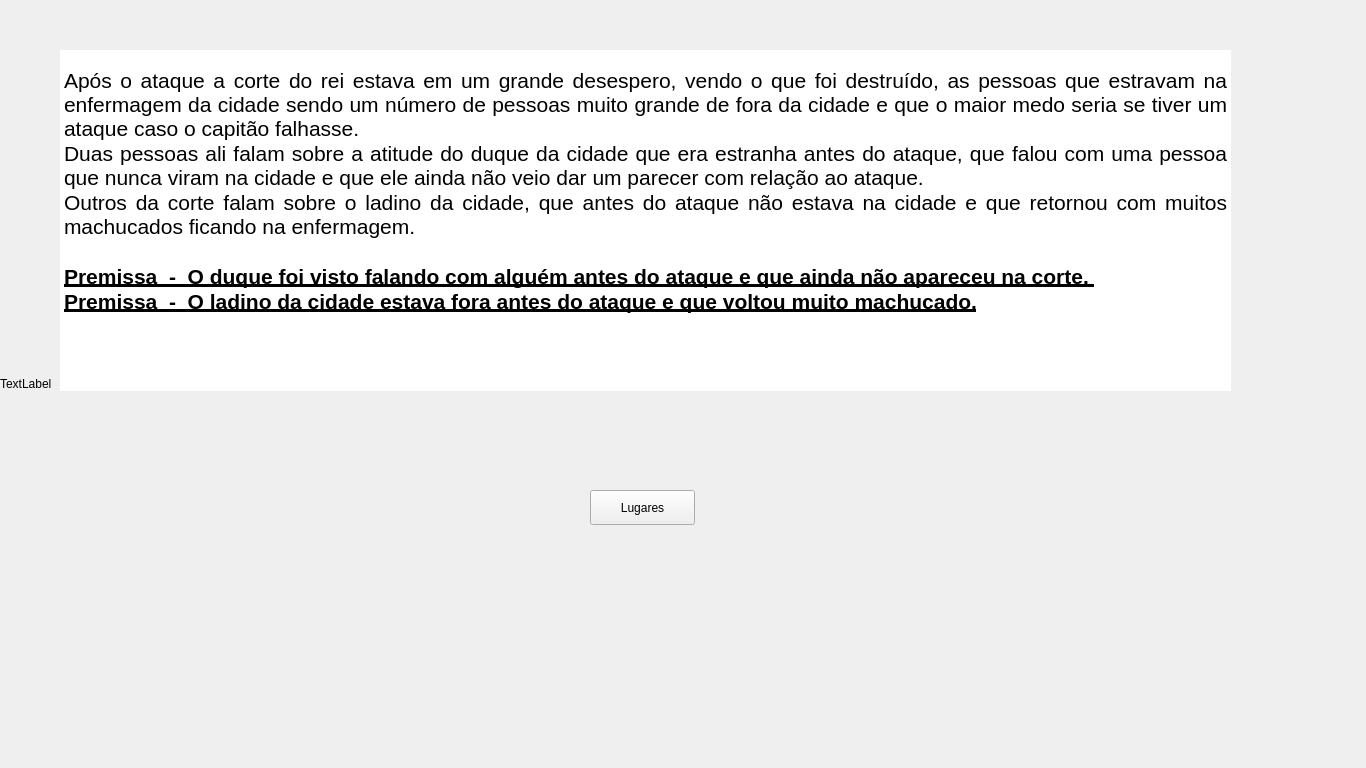
Old version of the form ui/seventhwindow.ui in the repository eriklemy/Detetive.
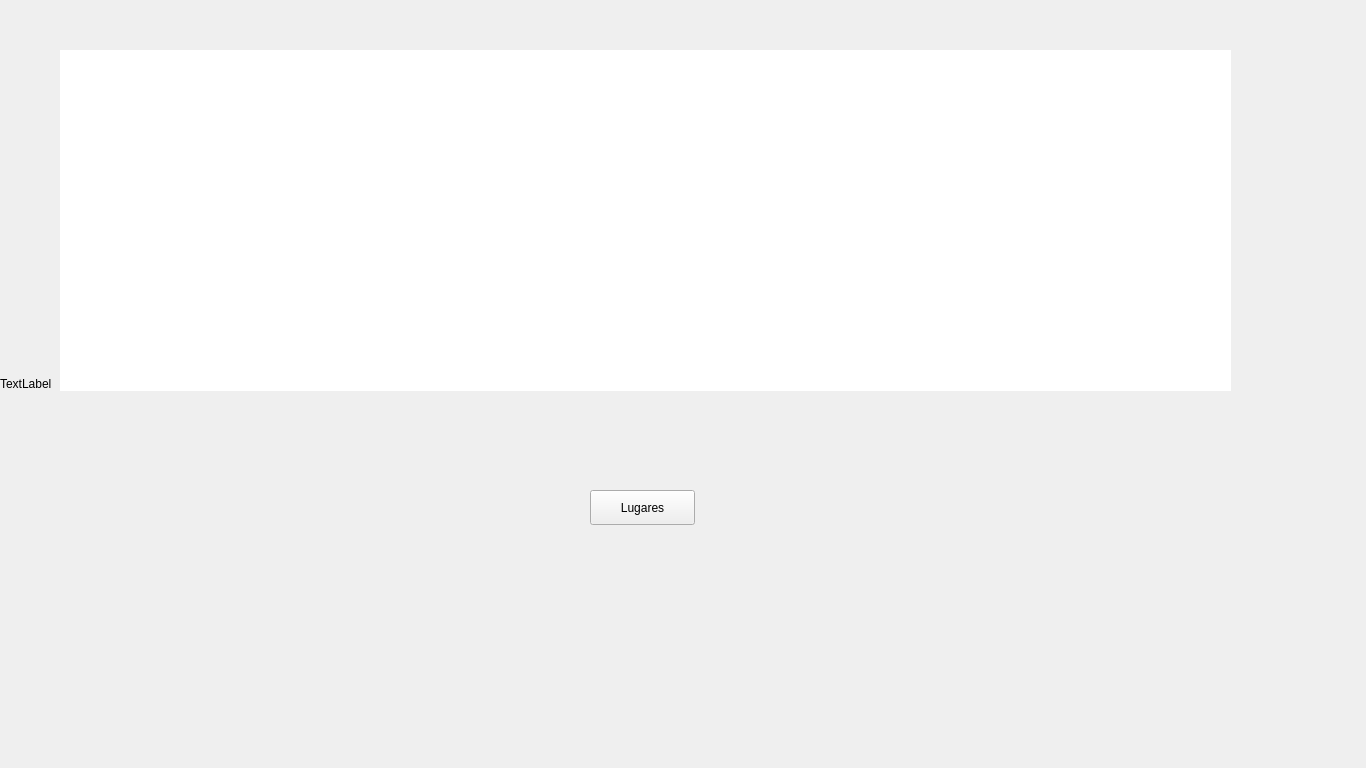
New version of the form.

Diff of the .ui file:
```diff
--- a/ui/seventhwindow.ui
+++ b/ui/seventhwindow.ui
@@ -63,13 +63,13 @@
 p, li { white-space: pre-wrap; }
 &lt;/style&gt;&lt;/head&gt;&lt;body style=&quot; font-family:'Segoe UI'; font-size:9pt; font-weight:400; font-style:normal;&quot;&gt;
 &lt;p align=&quot;justify&quot; style=&quot;-qt-paragraph-type:empty; margin-top:0px; margin-bottom:0px; margin-left:0px; margin-right:0px; -qt-block-indent:0; text-indent:0px;&quot;&gt;&lt;br /&gt;&lt;/p&gt;
-&lt;p align=&quot;justify&quot; style=&quot; margin-top:0px; margin-bottom:0px; margin-left:0px; margin-right:0px; -qt-block-indent:0; text-indent:0px;&quot;&gt;&lt;span style=&quot; font-size:16pt;&quot;&gt;Após o ataque a corte do rei estava em um grande desespero, vendo o que foi destruído, as pessoas que estravam na enfermagem da cidade sendo um número de pessoas muito grande de fora da cidade e que o maior medo seria se tiver um ataque caso o capitão falhasse.&lt;/span&gt;&lt;/p&gt;
-&lt;p align=&quot;justify&quot; style=&quot; margin-top:0px; margin-bottom:0px; margin-left:0px; margin-right:0px; -qt-block-indent:0; text-indent:0px;&quot;&gt;&lt;span style=&quot; font-size:16pt;&quot;&gt;Duas pessoas ali falam sobre a atitude do duque da cidade que era estranha antes do ataque, que falou com uma pessoa que nunca viram na cidade e que ele ainda não veio dar um parecer com relação ao ataque.&lt;/span&gt;&lt;/p&gt;
-&lt;p align=&quot;justify&quot; style=&quot; margin-top:0px; margin-bottom:0px; margin-left:0px; margin-right:0px; -qt-block-indent:0; text-indent:0px;&quot;&gt;&lt;span style=&quot; font-size:16pt;&quot;&gt;Outros da corte falam sobre o ladino da cidade, que antes do ataque não estava na cidade e que retornou com muitos machucados ficando na enfermagem.&lt;/span&gt;&lt;/p&gt;
-&lt;p align=&quot;justify&quot; style=&quot;-qt-paragraph-type:empty; margin-top:0px; margin-bottom:0px; margin-left:0px; margin-right:0px; -qt-block-indent:0; text-indent:0px; font-size:16pt;&quot;&gt;&lt;br /&gt;&lt;/p&gt;
-&lt;p align=&quot;justify&quot; style=&quot; margin-top:0px; margin-bottom:0px; margin-left:0px; margin-right:0px; -qt-block-indent:0; text-indent:0px;&quot;&gt;&lt;span style=&quot; font-size:16pt; font-weight:700; text-decoration: underline;&quot;&gt;Premissa  -  O duque foi visto falando com alguém antes do ataque e que ainda não apareceu na corte. &lt;/span&gt;&lt;/p&gt;
-&lt;p align=&quot;justify&quot; style=&quot; margin-top:0px; margin-bottom:0px; margin-left:0px; margin-right:0px; -qt-block-indent:0; text-indent:0px;&quot;&gt;&lt;span style=&quot; font-size:16pt; font-weight:700; text-decoration: underline;&quot;&gt;Premissa  -  O ladino da cidade estava fora antes do ataque e que voltou muito machucado.&lt;/span&gt;&lt;/p&gt;
-&lt;p style=&quot;-qt-paragraph-type:empty; margin-top:0px; margin-bottom:0px; margin-left:0px; margin-right:0px; -qt-block-indent:0; text-indent:0px;&quot;&gt;&lt;br /&gt;&lt;/p&gt;&lt;/body&gt;&lt;/html&gt;</string>
+&lt;p align=&quot;justify&quot; style=&quot; margin-top:0px; margin-bottom:0px; margin-left:0px; margin-right:0px; -qt-block-indent:0; text-indent:0px;&quot;&gt;&lt;span style=&quot; font-size:16pt; color:#ffffff;&quot;&gt;Após o ataque a corte do rei estava em um grande desespero, vendo o que foi destruído, as pessoas que estravam na enfermagem da cidade sendo um número de pessoas muito grande de fora da cidade e que o maior medo seria se tiver um ataque caso o capitão falhasse.&lt;/span&gt;&lt;/p&gt;
+&lt;p align=&quot;justify&quot; style=&quot; margin-top:0px; margin-bottom:0px; margin-left:0px; margin-right:0px; -qt-block-indent:0; text-indent:0px;&quot;&gt;&lt;span style=&quot; font-size:16pt; color:#ffffff;&quot;&gt;Duas pessoas ali falam sobre a atitude do duque da cidade que era estranha antes do ataque, que falou com uma pessoa que nunca viram na cidade e que ele ainda não veio dar um parecer com relação ao ataque.&lt;/span&gt;&lt;/p&gt;
+&lt;p align=&quot;justify&quot; style=&quot; margin-top:0px; margin-bottom:0px; margin-left:0px; margin-right:0px; -qt-block-indent:0; text-indent:0px;&quot;&gt;&lt;span style=&quot; font-size:16pt; color:#ffffff;&quot;&gt;Outros da corte falam sobre o ladino da cidade, que antes do ataque não estava na cidade e que retornou com muitos machucados ficando na enfermagem.&lt;/span&gt;&lt;/p&gt;
+&lt;p align=&quot;justify&quot; style=&quot;-qt-paragraph-type:empty; margin-top:0px; margin-bottom:0px; margin-left:0px; margin-right:0px; -qt-block-indent:0; text-indent:0px; font-size:16pt; color:#ffffff;&quot;&gt;&lt;br /&gt;&lt;/p&gt;
+&lt;p align=&quot;justify&quot; style=&quot; margin-top:0px; margin-bottom:0px; margin-left:0px; margin-right:0px; -qt-block-indent:0; text-indent:0px;&quot;&gt;&lt;span style=&quot; font-size:16pt; font-weight:700; text-decoration: underline; color:#ffffff;&quot;&gt;Premissa  -  O duque foi visto falando com alguém antes do ataque e que ainda não apareceu na corte. &lt;/span&gt;&lt;/p&gt;
+&lt;p align=&quot;justify&quot; style=&quot; margin-top:0px; margin-bottom:0px; margin-left:0px; margin-right:0px; -qt-block-indent:0; text-indent:0px;&quot;&gt;&lt;span style=&quot; font-size:16pt; font-weight:700; text-decoration: underline; color:#ffffff;&quot;&gt;Premissa  -  O ladino da cidade estava fora antes do ataque e que voltou muito machucado.&lt;/span&gt;&lt;/p&gt;
+&lt;p style=&quot;-qt-paragraph-type:empty; margin-top:0px; margin-bottom:0px; margin-left:0px; margin-right:0px; -qt-block-indent:0; text-indent:0px; color:#ffffff;&quot;&gt;&lt;br /&gt;&lt;/p&gt;&lt;/body&gt;&lt;/html&gt;</string>
     </property>
    </widget>
    <widget class="QPushButton" name="pushContinueButton">
```
